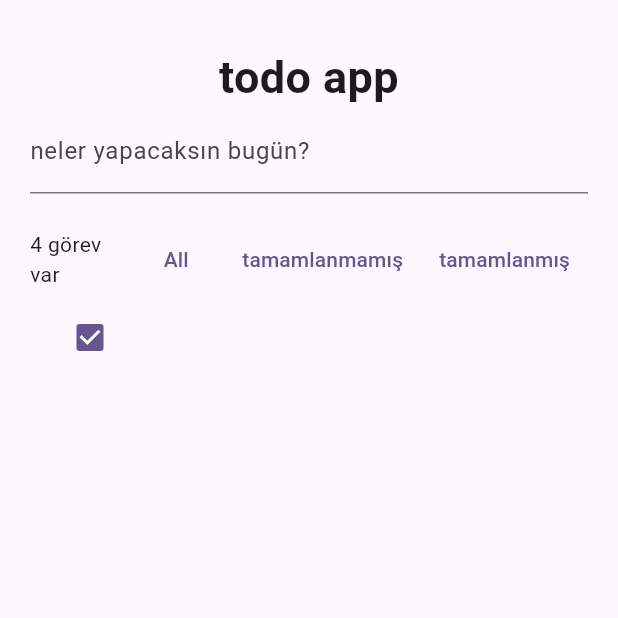
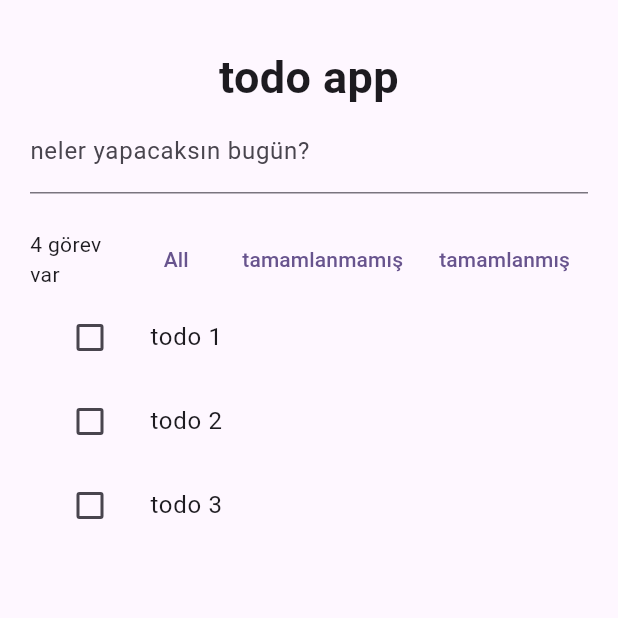
Before and after one commit to MRSgkce/Todo-withRiverpod, a Flutter app: the screen it shows after launch, on a phone screen of 412 x 824 dp, the top half of it. Run offline on Flutter 3.47's test engine with Material 3 defaults, Android fonts, the phone set to English and light mode, and no system bars.

Commit message:
add: model eklendi

```diff
--- /dev/null
+++ b/lib/models/model.dart
@@ -0,0 +1,11 @@
+class todoModel {
+  final String id;
+  final String description;
+  final bool isCompleted;
+
+  todoModel({
+    required this.id,
+    required this.description,
+    this.isCompleted = false,
+  });
+}
--- a/lib/todoList_itemwidget.dart
+++ b/lib/todoList_itemwidget.dart
@@ -1,19 +1,23 @@
 import 'package:flutter/cupertino.dart';
 import 'package:flutter/material.dart';
+import 'package:statemanagment_todo/models/model.dart';
 
 class TodoListItemWidget extends StatelessWidget {
-  const TodoListItemWidget({super.key});
+  const TodoListItemWidget({super.key, required this.item});
+
+  final todoModel item;
 
   @override
-  Widget build(Object context) {
+  Widget build(BuildContext context) {
     // TODO: implement build
     return ListTile(
       leading: Checkbox(
-        value: true,
+        value: item.isCompleted,
         onChanged: (value) {
           debugPrint(value.toString());
         },
       ),
+      title: Text(item.description),
     );
   }
 }
--- a/lib/todo_app.dart
+++ b/lib/todo_app.dart
@@ -1,11 +1,19 @@
 import 'package:flutter/material.dart';
+import 'package:statemanagment_todo/models/model.dart';
 import 'package:statemanagment_todo/title_widget.dart';
 import 'package:statemanagment_todo/todoList_itemwidget.dart';
 import 'package:statemanagment_todo/toolbar_widget.dart';
+import 'package:uuid/uuid.dart';
 
 class todoApp extends StatelessWidget {
   todoApp({super.key});
   final newToDoController = TextEditingController();
+  final List<todoModel> _allTodos = [
+
+    todoModel(id: Uuid().v4(), description: 'todo 1'),
+    todoModel(id: Uuid().v4(), description: 'todo 2'),
+    todoModel(id: Uuid().v4(), description: 'todo 3'),
+  ];
 
   @override
   Widget build(BuildContext context) {
@@ -24,7 +32,9 @@ class todoApp extends StatelessWidget {
           ),
           const SizedBox(height: 20),
           const ToolBarWidget(),
-          const TodoListItemWidget(),
+          for(var i =0; i<_allTodos.length; i++)
+          TodoListItemWidget(item: _allTodos[i]),
+
         ],
       ),
     );
--- a/pubspec.yaml
+++ b/pubspec.yaml
@@ -34,6 +34,7 @@ dependencies:
   # The following adds the Cupertino Icons font to your application.
   # Use with the CupertinoIcons class for iOS style icons.
   cupertino_icons: ^1.0.8
+  uuid: ^4.5.1
 
 dev_dependencies:
   flutter_test:
```
Also changed, not shown: pubspec.lock.
